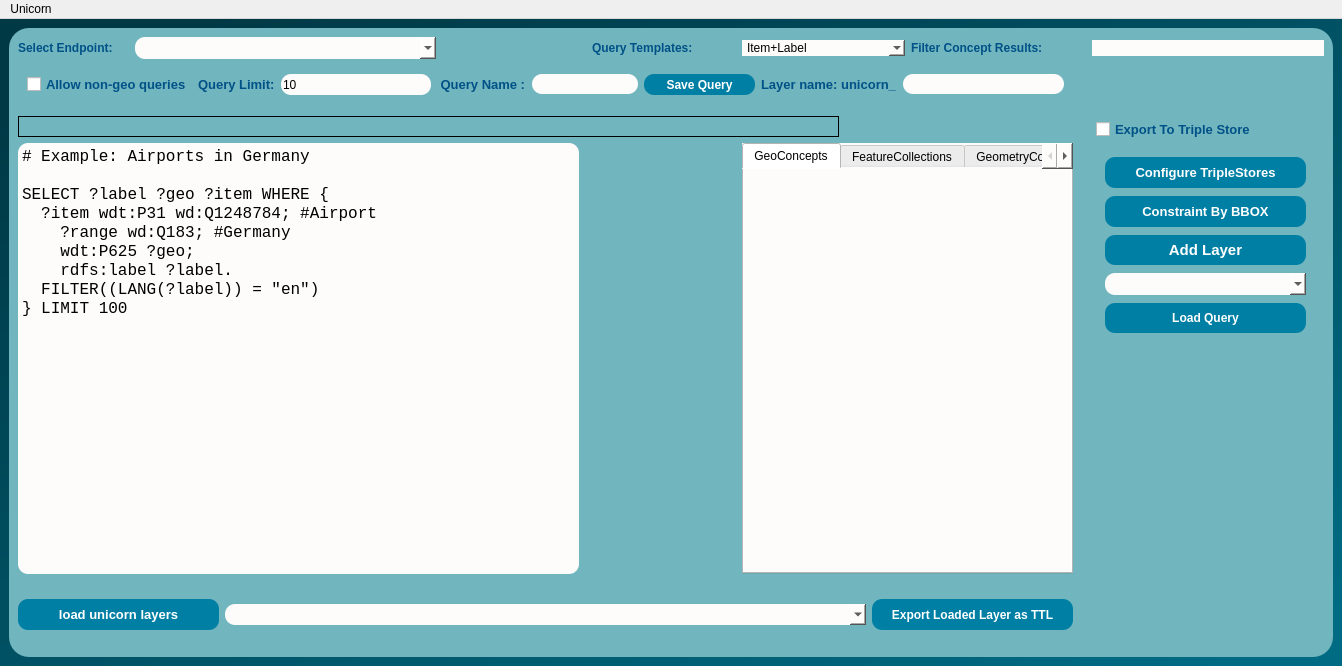
Before: the Qt Designer form dialogs/ui/sparql_unicorn_dialog_base.ui in sparqlunicorn/sparqlunicornGoesGIS, drawn with Qt 5.
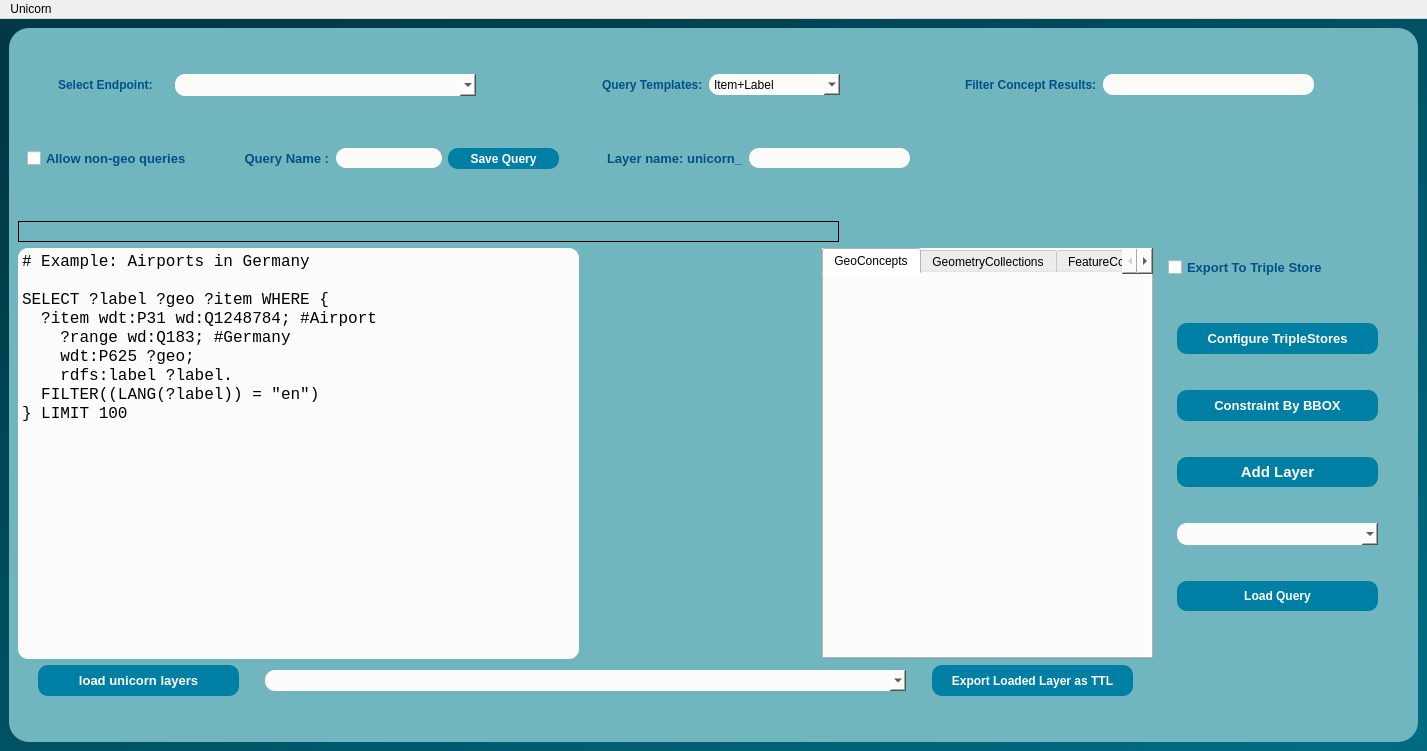
After: the same form once the commit is applied. The open tabs and pages were chosen to show the change.

What changed in the file:
```diff
--- a/dialogs/ui/sparql_unicorn_dialog_base.ui
+++ b/dialogs/ui/sparql_unicorn_dialog_base.ui
@@ -6,10 +6,16 @@
    <rect>
     <x>0</x>
     <y>0</y>
-    <width>1342</width>
-    <height>666</height>
+    <width>1427</width>
+    <height>751</height>
    </rect>
   </property>
+  <property name="minimumSize">
+   <size>
+    <width>1294</width>
+    <height>751</height>
+   </size>
+  </property>
   <property name="windowTitle">
    <string>MainWindow</string>
   </property>
@@ -20,7 +26,7 @@
 </string>
    </property>
    <layout class="QGridLayout" name="gridLayout_4">
-    <item row="0" column="0">
+    <item row="1" column="0">
      <widget class="QFrame" name="query_page_frame">
       <property name="styleSheet">
        <string notr="true">QObject#query_page_frame{
@@ -38,103 +44,35 @@
       <property name="frameShadow">
        <enum>QFrame::Raised</enum>
       </property>
-      <layout class="QGridLayout" name="gridLayout_3">
-       <item row="2" column="7">
-        <spacer name="verticalSpacer_5">
+      <layout class="QGridLayout" name="gridLayout">
+       <item row="0" column="0">
+        <spacer name="verticalSpacer_3">
          <property name="orientation">
           <enum>Qt::Vertical</enum>
          </property>
          <property name="sizeHint" stdset="0">
           <size>
            <width>20</width>
-           <height>38</height>
+           <height>40</height>
           </size>
          </property>
         </spacer>
        </item>
-       <item row="5" column="4" rowspan="2" colspan="2">
-        <widget class="QTabWidget" name="conceptViewTabWidget">
-         <property name="minimumSize">
-          <size>
-           <width>331</width>
-           <height>431</height>
-          </size>
-         </property>
-         <property name="maximumSize">
-          <size>
-           <width>331</width>
-           <height>431</height>
-          </size>
-         </property>
-         <property name="cursor">
-          <cursorShape>PointingHandCursor</cursorShape>
-         </property>
-         <property name="styleSheet">
-          <string notr="true">
-
-
-background-color: rgb(253, 252, 250);</string>
-         </property>
-         <property name="currentIndex">
-          <number>2</number>
-         </property>
-         <widget class="QWidget" name="geoConceptsTab">
-          <attribute name="title">
-           <string>GeoConcepts</string>
-          </attribute>
-          <widget class="QTreeView" name="geoTreeView">
-           <property name="geometry">
-            <rect>
-             <x>0</x>
-             <y>0</y>
-             <width>331</width>
-             <height>411</height>
-            </rect>
-           </property>
-           <property name="styleSheet">
-            <string notr="true">border-radius:10px;
-
-background-color: rgb(253, 252, 250);</string>
-           </property>
-          </widget>
-         </widget>
-         <widget class="QWidget" name="featureCollectionsTab">
-          <attribute name="title">
-           <string>FeatureCollections</string>
-          </attribute>
-          <widget class="QListView" name="featureCollectionClassList">
-           <property name="geometry">
-            <rect>
-             <x>0</x>
-             <y>0</y>
-             <width>331</width>
-             <height>411</height>
-            </rect>
-           </property>
-          </widget>
-         </widget>
-         <widget class="QWidget" name="GeometryCollectionsTab">
-          <attribute name="title">
-           <string>GeometryCollections</string>
-          </attribute>
-          <widget class="QListView" name="geometryCollectionClassList">
-           <property name="geometry">
-            <rect>
-             <x>0</x>
-             <y>0</y>
-             <width>331</width>
-             <height>411</height>
-            </rect>
-           </property>
-           <property name="cursor" stdset="0">
-            <cursorShape>PointingHandCursor</cursorShape>
-           </property>
-          </widget>
-         </widget>
-        </widget>
-       </item>
-       <item row="1" column="0" colspan="2">
+       <item row="1" column="0">
         <layout class="QHBoxLayout" name="horizontalLayout_6">
+         <item>
+          <spacer name="horizontalSpacer_9">
+           <property name="orientation">
+            <enum>Qt::Horizontal</enum>
+           </property>
+           <property name="sizeHint" stdset="0">
+            <size>
+             <width>40</width>
+             <height>20</height>
+            </size>
+           </property>
+          </spacer>
+         </item>
          <item>
           <widget class="QLabel" name="label_2">
            <property name="minimumSize">
@@ -191,122 +129,190 @@
            </property>
           </widget>
          </item>
+         <item>
+          <spacer name="horizontalSpacer_7">
+           <property name="orientation">
+            <enum>Qt::Horizontal</enum>
+           </property>
+           <property name="sizeHint" stdset="0">
+            <size>
+             <width>40</width>
+             <height>20</height>
+            </size>
+           </property>
+          </spacer>
+         </item>
         </layout>
        </item>
-       <item row="5" column="0" rowspan="2" colspan="3">
-        <widget class="QPlainTextEdit" name="inp_sparql2">
-         <property name="minimumSize">
-          <size>
-           <width>561</width>
-           <height>411</height>
-          </size>
-         </property>
-         <property name="maximumSize">
-          <size>
-           <width>561</width>
-           <height>471</height>
-          </size>
-         </property>
-         <property name="font">
-          <font>
-           <family>Courier New</family>
-           <pointsize>12</pointsize>
-          </font>
-         </property>
-         <property name="cursor" stdset="0">
-          <cursorShape>IBeamCursor</cursorShape>
-         </property>
-         <property name="styleSheet">
-          <string notr="true">border-radius:10px;
+       <item row="1" column="1">
+        <layout class="QHBoxLayout" name="horizontalLayout_4">
+         <item>
+          <spacer name="horizontalSpacer_2">
+           <property name="orientation">
+            <enum>Qt::Horizontal</enum>
+           </property>
+           <property name="sizeHint" stdset="0">
+            <size>
+             <width>40</width>
+             <height>20</height>
+            </size>
+           </property>
+          </spacer>
+         </item>
+         <item>
+          <widget class="QLabel" name="label_11">
+           <property name="minimumSize">
+            <size>
+             <width>0</width>
+             <height>16</height>
+            </size>
+           </property>
+           <property name="maximumSize">
+            <size>
+             <width>16777215</width>
+             <height>16</height>
+            </size>
+           </property>
+           <property name="font">
+            <font>
+             <pointsize>9</pointsize>
+             <weight>75</weight>
+             <bold>true</bold>
+            </font>
+           </property>
+           <property name="styleSheet">
+            <string notr="true">color:rgb(0, 81, 135);</string>
+           </property>
+           <property name="text">
+            <string>Query Templates:</string>
+           </property>
+          </widget>
+         </item>
+         <item>
+          <widget class="QComboBox" name="queryTemplates">
+           <property name="minimumSize">
+            <size>
+             <width>131</width>
+             <height>21</height>
+            </size>
+           </property>
+           <property name="cursor">
+            <cursorShape>PointingHandCursor</cursorShape>
+           </property>
+           <property name="styleSheet">
+            <string notr="true">background-color: rgb(253, 252, 250);
+
+border-radius:10px;
+
+border-color:rgb(45, 45, 45);
+selection-background-color: rgb(255, 255, 255);
+selection-color:rgb(0, 81, 135);</string>
+           </property>
+           <item>
+            <property name="text">
+             <string>Item+Label</string>
+            </property>
+           </item>
+           <item>
+            <property name="text">
+             <string>All Attributes</string>
+            </property>
+           </item>
+          </widget>
+         </item>
+         <item>
+          <spacer name="horizontalSpacer_8">
+           <property name="orientation">
+            <enum>Qt::Horizontal</enum>
+           </property>
+           <property name="sizeHint" stdset="0">
+            <size>
+             <width>40</width>
+             <height>20</height>
+            </size>
+           </property>
+          </spacer>
+         </item>
+        </layout>
+       </item>
+       <item row="1" column="2" colspan="2">
+        <layout class="QHBoxLayout" name="horizontalLayout_8">
+         <item>
+          <spacer name="horizontalSpacer">
+           <property name="orientation">
+            <enum>Qt::Horizontal</enum>
+           </property>
+           <property name="sizeHint" stdset="0">
+            <size>
+             <width>40</width>
+             <height>20</height>
+            </size>
+           </property>
+          </spacer>
+         </item>
+         <item>
+          <widget class="QLabel" name="filterConceptsLabel">
+           <property name="font">
+            <font>
+             <pointsize>9</pointsize>
+             <weight>75</weight>
+             <bold>true</bold>
+            </font>
+           </property>
+           <property name="styleSheet">
+            <string notr="true">color:rgb(0, 81, 135);</string>
+           </property>
+           <property name="text">
+            <string>Filter Concept Results:</string>
+           </property>
+          </widget>
+         </item>
+         <item>
+          <widget class="QLineEdit" name="filterConcepts">
+           <property name="minimumSize">
+            <size>
+             <width>211</width>
+             <height>21</height>
+            </size>
+           </property>
+           <property name="styleSheet">
+            <string notr="true">border-radius:10px;
+
+border-color:rgb(45, 45, 45);
 
 background-color: rgb(253, 252, 250);</string>
-         </property>
-         <property name="verticalScrollBarPolicy">
-          <enum>Qt::ScrollBarAlwaysOff</enum>
-         </property>
-         <property name="plainText">
-          <string># Example: Airports in Germany
-
-SELECT ?label ?geo ?item WHERE {
-  ?item wdt:P31 wd:Q1248784; #Airport
-    ?range wd:Q183; #Germany
-    wdt:P625 ?geo;
-    rdfs:label ?label.
-  FILTER((LANG(?label)) = &quot;en&quot;)
-} LIMIT 100</string>
-         </property>
-        </widget>
+           </property>
+          </widget>
+         </item>
+         <item>
+          <spacer name="horizontalSpacer_3">
+           <property name="orientation">
+            <enum>Qt::Horizontal</enum>
+           </property>
+           <property name="sizeHint" stdset="0">
+            <size>
+             <width>82</width>
+             <height>20</height>
+            </size>
+           </property>
+          </spacer>
+         </item>
+        </layout>
        </item>
-       <item row="7" column="0">
-        <spacer name="verticalSpacer">
+       <item row="2" column="0">
+        <spacer name="verticalSpacer_2">
          <property name="orientation">
           <enum>Qt::Vertical</enum>
          </property>
          <property name="sizeHint" stdset="0">
           <size>
            <width>20</width>
-           <height>11</height>
+           <height>40</height>
           </size>
          </property>
         </spacer>
        </item>
-       <item row="4" column="0" colspan="5">
-        <widget class="QLabel" name="errorLabel">
-         <property name="minimumSize">
-          <size>
-           <width>821</width>
-           <height>21</height>
-          </size>
-         </property>
-         <property name="maximumSize">
-          <size>
-           <width>821</width>
-           <height>21</height>
-          </size>
-         </property>
-         <property name="frameShape">
-          <enum>QFrame::Box</enum>
-         </property>
-         <property name="text">
-          <string/>
-         </property>
-        </widget>
-       </item>
-       <item row="1" column="3">
-        <widget class="QLabel" name="label_11">
-         <property name="font">
-          <font>
-           <pointsize>9</pointsize>
-           <weight>75</weight>
-           <bold>true</bold>
-          </font>
-         </property>
-         <property name="styleSheet">
-          <string notr="true">color:rgb(0, 81, 135);</string>
-         </property>
-         <property name="text">
-          <string>Query Templates:</string>
-         </property>
-        </widget>
-       </item>
-       <item row="1" column="5">
-        <widget class="QLabel" name="filterConceptsLabel">
-         <property name="font">
-          <font>
-           <pointsize>9</pointsize>
-           <weight>75</weight>
-           <bold>true</bold>
-          </font>
-         </property>
-         <property name="styleSheet">
-          <string notr="true">color:rgb(0, 81, 135);</string>
-         </property>
-         <property name="text">
-          <string>Filter Concept Results:</string>
-         </property>
-        </widget>
-       </item>
-       <item row="2" column="0" colspan="6">
+       <item row="3" column="0" colspan="2">
         <widget class="QWidget" name="Query_page_txt_inp" native="true">
          <layout class="QHBoxLayout" name="horizontalLayout_3">
           <item>
@@ -330,46 +336,20 @@
            </widget>
           </item>
           <item>
-           <layout class="QHBoxLayout" name="horizontalLayout_2">
-            <item>
-             <widget class="QLabel" name="queryLimitLabel">
-              <property name="font">
-               <font>
-                <pointsize>10</pointsize>
-                <weight>75</weight>
-                <bold>true</bold>
-                <underline>false</underline>
-               </font>
-              </property>
-              <property name="styleSheet">
-               <string notr="true">color:rgb(0, 81, 135);</string>
-              </property>
-              <property name="text">
-               <string>Query Limit:</string>
-              </property>
-             </widget>
-            </item>
-            <item>
-             <widget class="QLineEdit" name="queryLimit">
-              <property name="minimumSize">
-               <size>
-                <width>81</width>
-                <height>21</height>
-               </size>
-              </property>
-              <property name="styleSheet">
-               <string notr="true">border-radius:10px;
-
-border-color:rgb(45, 45, 45);
-
-background-color: rgb(253, 252, 250);</string>
-              </property>
-              <property name="text">
-               <string>10</string>
-              </property>
-             </widget>
-            </item>
-           </layout>
+           <layout class="QHBoxLayout" name="horizontalLayout_2"/>
+          </item>
+          <item>
+           <spacer name="horizontalSpacer_5">
+            <property name="orientation">
+             <enum>Qt::Horizontal</enum>
+            </property>
+            <property name="sizeHint" stdset="0">
+             <size>
+              <width>40</width>
+              <height>20</height>
+             </size>
+            </property>
+           </spacer>
           </item>
           <item>
            <layout class="QHBoxLayout" name="horizontalLayout_7">
@@ -438,6 +418,19 @@
             </item>
            </layout>
           </item>
+          <item>
+           <spacer name="horizontalSpacer_6">
+            <property name="orientation">
+             <enum>Qt::Horizontal</enum>
+            </property>
+            <property name="sizeHint" stdset="0">
+             <size>
+              <width>40</width>
+              <height>20</height>
+             </size>
+            </property>
+           </spacer>
+          </item>
           <item>
            <layout class="QHBoxLayout" name="horizontalLayout_5">
             <item>
@@ -480,37 +473,194 @@
          </layout>
         </widget>
        </item>
-       <item row="1" column="4">
-        <widget class="QComboBox" name="queryTemplates">
-         <property name="cursor">
-          <cursorShape>PointingHandCursor</cursorShape>
+       <item row="4" column="0">
+        <spacer name="verticalSpacer">
+         <property name="orientation">
+          <enum>Qt::Vertical</enum>
          </property>
-         <property name="styleSheet">
-          <string notr="true">background-color: rgb(253, 252, 250);
-
-border-radius:10px;
-
-border-color:rgb(45, 45, 45);
-selection-background-color: rgb(255, 255, 255);
-selection-color:rgb(0, 81, 135);</string>
+         <property name="sizeHint" stdset="0">
+          <size>
+           <width>20</width>
+           <height>40</height>
+          </size>
          </property>
-         <item>
-          <property name="text">
-           <string>Item+Label</string>
-          </property>
-         </item>
-         <item>
-          <property name="text">
-           <string>All Attributes</string>
-          </property>
-         </item>
+        </spacer>
+       </item>
+       <item row="5" column="0" colspan="2">
+        <widget class="QLabel" name="errorLabel">
+         <property name="minimumSize">
+          <size>
+           <width>821</width>
+           <height>21</height>
+          </size>
+         </property>
+         <property name="maximumSize">
+          <size>
+           <width>821</width>
+           <height>21</height>
+          </size>
+         </property>
+         <property name="frameShape">
+          <enum>QFrame::Box</enum>
+         </property>
+         <property name="text">
+          <string/>
+         </property>
         </widget>
        </item>
-       <item row="3" column="6" rowspan="3" colspan="2">
+       <item row="6" column="0" colspan="3">
+        <layout class="QHBoxLayout" name="horizontalLayout_10">
+         <item>
+          <widget class="QPlainTextEdit" name="inp_sparql2">
+           <property name="minimumSize">
+            <size>
+             <width>561</width>
+             <height>411</height>
+            </size>
+           </property>
+           <property name="maximumSize">
+            <size>
+             <width>561</width>
+             <height>471</height>
+            </size>
+           </property>
+           <property name="font">
+            <font>
+             <family>Courier New</family>
+             <pointsize>12</pointsize>
+            </font>
+           </property>
+           <property name="cursor" stdset="0">
+            <cursorShape>IBeamCursor</cursorShape>
+           </property>
+           <property name="styleSheet">
+            <string notr="true">border-radius:10px;
+
+background-color: rgb(253, 252, 250);</string>
+           </property>
+           <property name="verticalScrollBarPolicy">
+            <enum>Qt::ScrollBarAlwaysOff</enum>
+           </property>
+           <property name="plainText">
+            <string># Example: Airports in Germany
+
+SELECT ?label ?geo ?item WHERE {
+  ?item wdt:P31 wd:Q1248784; #Airport
+    ?range wd:Q183; #Germany
+    wdt:P625 ?geo;
+    rdfs:label ?label.
+  FILTER((LANG(?label)) = &quot;en&quot;)
+} LIMIT 100</string>
+           </property>
+          </widget>
+         </item>
+         <item>
+          <spacer name="horizontalSpacer_4">
+           <property name="orientation">
+            <enum>Qt::Horizontal</enum>
+           </property>
+           <property name="sizeHint" stdset="0">
+            <size>
+             <width>40</width>
+             <height>20</height>
+            </size>
+           </property>
+          </spacer>
+         </item>
+         <item>
+          <widget class="QTabWidget" name="conceptViewTabWidget">
+           <property name="minimumSize">
+            <size>
+             <width>331</width>
+             <height>411</height>
+            </size>
+           </property>
+           <property name="maximumSize">
+            <size>
+             <width>331</width>
+             <height>431</height>
+            </size>
+           </property>
+           <property name="cursor">
+            <cursorShape>PointingHandCursor</cursorShape>
+           </property>
+           <property name="styleSheet">
+            <string notr="true">
+
+
+background-color: rgb(253, 252, 250);</string>
+           </property>
+           <property name="currentIndex">
+            <number>0</number>
+           </property>
+           <widget class="QWidget" name="geoConceptsTab">
+            <attribute name="title">
+             <string>GeoConcepts</string>
+            </attribute>
+            <widget class="QTreeView" name="geoTreeView">
+             <property name="geometry">
+              <rect>
+               <x>0</x>
+               <y>0</y>
+               <width>331</width>
+               <height>411</height>
+              </rect>
+             </property>
+             <property name="styleSheet">
+              <string notr="true">border-radius:10px;
+
+background-color: rgb(253, 252, 250);</string>
+             </property>
+            </widget>
+           </widget>
+           <widget class="QWidget" name="GeometryCollectionsTab">
+            <attribute name="title">
+             <string>GeometryCollections</string>
+            </attribute>
+            <widget class="QListView" name="geometryCollectionClassList">
+             <property name="geometry">
+              <rect>
+               <x>0</x>
+               <y>0</y>
+               <width>331</width>
+               <height>411</height>
+              </rect>
+             </property>
+             <property name="cursor" stdset="0">
+              <cursorShape>PointingHandCursor</cursorShape>
+             </property>
+            </widget>
+           </widget>
+           <widget class="QWidget" name="featureCollectionsTab">
+            <attribute name="title">
+             <string>FeatureCollections</string>
+            </attribute>
+            <widget class="QListView" name="featureCollectionClassList">
+             <property name="geometry">
+              <rect>
+               <x>0</x>
+               <y>0</y>
+               <width>331</width>
+               <height>411</height>
+              </rect>
+             </property>
+            </widget>
+           </widget>
+          </widget>
+         </item>
+        </layout>
+       </item>
+       <item row="6" column="3">
         <widget class="QWidget" name="export_trplstore_checkbox" native="true">
          <layout class="QGridLayout" name="gridLayout_5">
-          <item row="2" column="1">
+          <item row="2" column="0">
            <widget class="QWidget" name="conf_trpl_store_and_bbox_buttons" native="true">
+            <property name="minimumSize">
+             <size>
+              <width>219</width>
+              <height>186</height>
+             </size>
+            </property>
             <layout class="QGridLayout" name="gridLayout_2">
              <item row="0" column="0">
               <widget class="QPushButton" name="loadTripleStoreButton">
@@ -682,7 +832,7 @@
             </layout>
            </widget>
           </item>
-          <item row="0" column="1">
+          <item row="1" column="0">
            <widget class="QCheckBox" name="exportTripleStore_2">
             <property name="minimumSize">
              <size>
@@ -708,36 +858,17 @@
             </property>
            </widget>
           </item>
-          <item row="2" column="0">
-           <spacer name="horizontalSpacer">
-            <property name="orientation">
-             <enum>Qt::Horizontal</enum>
-            </property>
-            <property name="sizeHint" stdset="0">
-             <size>
-              <width>40</width>
-              <height>20</height>
-             </size>
-            </property>
-           </spacer>
-          </item>
          </layout>
         </widget>
        </item>
-       <item row="9" column="2">
-        <spacer name="verticalSpacer_3">
-         <property name="orientation">
-          <enum>Qt::Vertical</enum>
+       <item row="6" column="4">
+        <widget class="QLabel" name="layercount">
+         <property name="text">
+          <string/>
          </property>
-         <property name="sizeHint" stdset="0">
-          <size>
-           <width>20</width>
-           <height>12</height>
-          </size>
-         </property>
-        </spacer>
+        </widget>
        </item>
-       <item row="8" column="0" colspan="6">
+       <item row="7" column="0" colspan="3">
         <layout class="QHBoxLayout" name="horizontalLayout">
          <item>
           <widget class="QPushButton" name="btn_loadunicornlayers">
@@ -849,23 +980,18 @@
          </item>
         </layout>
        </item>
-       <item row="6" column="6">
-        <widget class="QLabel" name="layercount">
-         <property name="text">
-          <string/>
+       <item row="8" column="0">
+        <spacer name="verticalSpacer_4">
+         <property name="orientation">
+          <enum>Qt::Vertical</enum>
          </property>
-        </widget>
-       </item>
-       <item row="1" column="7">
-        <widget class="QLineEdit" name="filterConcepts">
-         <property name="styleSheet">
-          <string notr="true">border-radius:10px;
-
-border-color:rgb(45, 45, 45);
-
-background-color: rgb(253, 252, 250);</string>
+         <property name="sizeHint" stdset="0">
+          <size>
+           <width>20</width>
+           <height>40</height>
+          </size>
          </property>
-        </widget>
+        </spacer>
        </item>
       </layout>
      </widget>
@@ -877,7 +1003,7 @@
     <rect>
      <x>0</x>
      <y>0</y>
-     <width>1342</width>
+     <width>1427</width>
      <height>21</height>
     </rect>
    </property>
```
Left out of the diff: 3 changed lines with no effect on the pictures.
